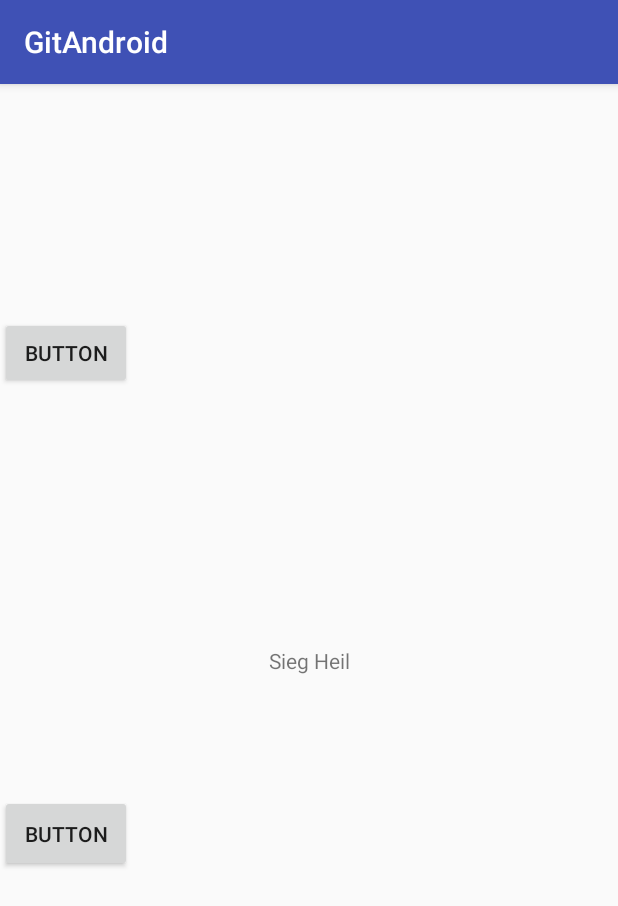
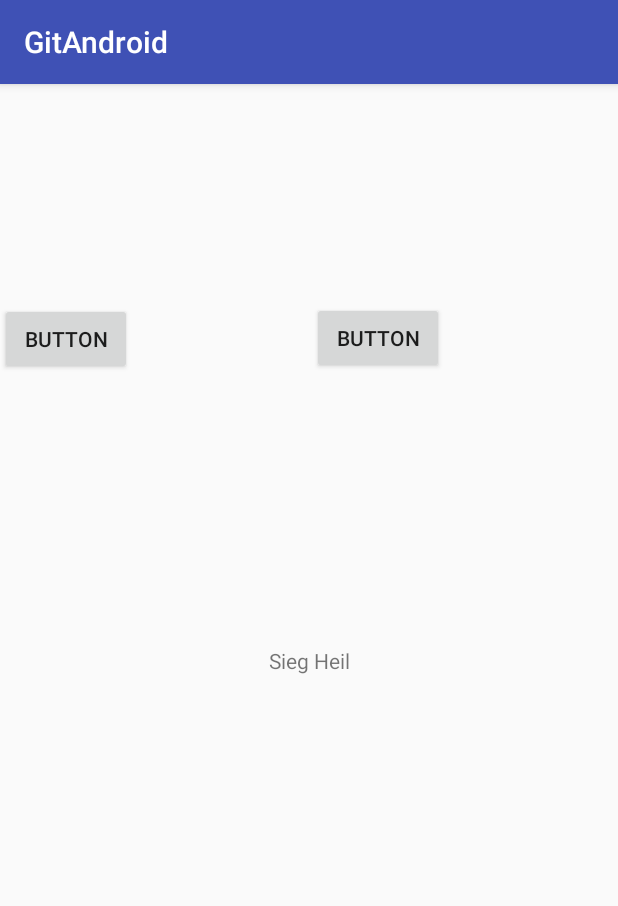
Before and after one commit to RogueFenrir/GitAndroidHA, an Android app: the screen it shows after launch (MainActivity), after a tap on "BUTTON", on a phone screen of 412 x 824 dp. Shown: the top 906 px of the screen. Run offline under Robolectric (Android 15) with nearby library versions, the phone set to English and light mode, and no system bars.

Commit message:
Agregado Toast

```diff
--- a/app/src/main/java/mx/unam/aragon/fes/diplo/gitandroid/MainActivity.java
+++ b/app/src/main/java/mx/unam/aragon/fes/diplo/gitandroid/MainActivity.java
@@ -5,6 +5,7 @@ import android.os.Bundle;
 import android.view.View;
 import android.widget.Button;
 import android.widget.TextView;
+import android.widget.Toast;
 
 public class MainActivity extends AppCompatActivity {
 
@@ -29,6 +30,7 @@ public class MainActivity extends AppCompatActivity {
 
             public void onClick(View v){
                 textview1.setText("Sieg Heil");
+                Toast.makeText(MainActivity.this, "Se cambió el mensaje en el textview",Toast.LENGTH_SHORT).show();
             }
 
 
--- a/app/src/main/res/layout/activity_main.xml
+++ b/app/src/main/res/layout/activity_main.xml
@@ -23,18 +23,22 @@
         android:layout_marginBottom="8dp"
         android:layout_marginTop="8dp"
         android:text="Button"
-        app:layout_constraintBottom_toTopOf="@+id/textView"
+        app:layout_constraintBottom_toBottomOf="parent"
         app:layout_constraintTop_toTopOf="parent"
-        app:layout_constraintVertical_bias="0.475"
-        tools:layout_editor_absoluteX="148dp" />
+        app:layout_constraintVertical_bias="0.196"
+        tools:layout_editor_absoluteX="29dp" />
 
     <Button
         android:id="@+id/button2"
         android:layout_width="wrap_content"
-        android:layout_height="51dp"
-        android:layout_marginTop="80dp"
+        android:layout_height="wrap_content"
+        android:layout_marginBottom="8dp"
+        android:layout_marginStart="120dp"
+        android:layout_marginTop="8dp"
         android:text="Button"
-        app:layout_constraintTop_toBottomOf="@+id/textView"
-        tools:layout_editor_absoluteX="148dp" />
+        app:layout_constraintBottom_toBottomOf="parent"
+        app:layout_constraintStart_toEndOf="@+id/button"
+        app:layout_constraintTop_toTopOf="parent"
+        app:layout_constraintVertical_bias="0.195" />
 
 </android.support.constraint.ConstraintLayout>
```
